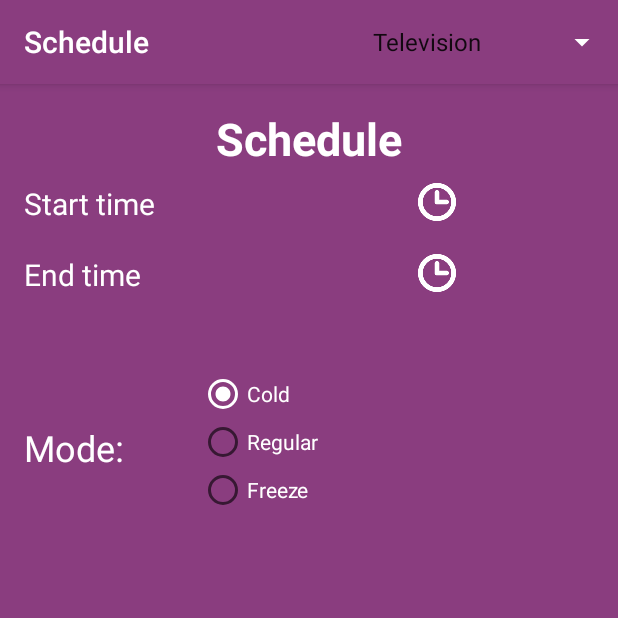
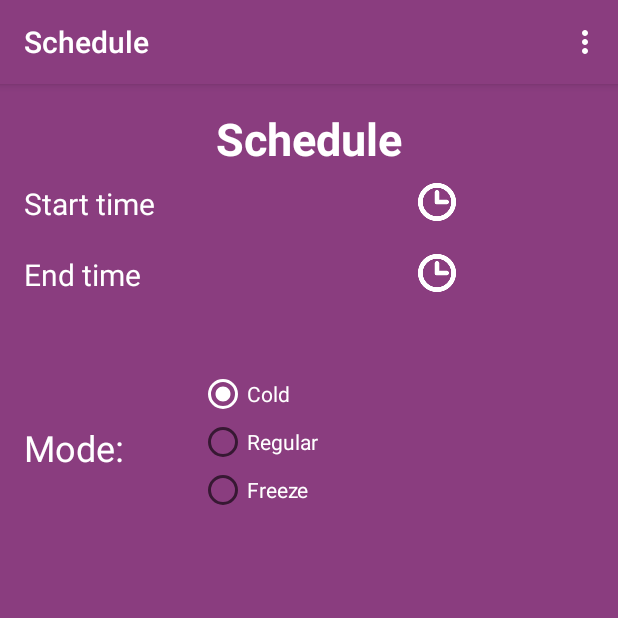
Before and after one commit to zosmak/uControl, an Android app: the activity_ac_schedule screen opened directly, with no data from a screen before it, on a phone screen of 412 x 824 dp, the top half of it. Run offline under Robolectric (Android 15) with nearby library versions, the phone set to English and light mode, and no system bars; network calls fail.

Commit message:
menu superior

```diff
--- a/UControlStudio/app/src/main/java/ucontrol/ucontrolstudio/activity_ac_schedule.java
+++ b/UControlStudio/app/src/main/java/ucontrol/ucontrolstudio/activity_ac_schedule.java
@@ -2,10 +2,12 @@ package ucontrol.ucontrolstudio;
 
 import android.app.DatePickerDialog;
 import android.app.TimePickerDialog;
+import android.content.Intent;
 import android.support.v4.view.MenuItemCompat;
 import android.support.v7.app.AppCompatActivity;
 import android.os.Bundle;
 import android.view.Menu;
+import android.view.MenuInflater;
 import android.view.MenuItem;
 import android.view.View;
 import android.widget.ArrayAdapter;
@@ -56,18 +58,52 @@ public class activity_ac_schedule extends AppCompatActivity {
 
     @Override
     public boolean onCreateOptionsMenu(Menu menu) {
-        getMenuInflater().inflate(R.menu.menu, menu);
-
-        MenuItem item = menu.findItem(R.id.spinner);
-        Spinner spinner = (Spinner) MenuItemCompat.getActionView(item);
-
-        ArrayAdapter<CharSequence> adapter = ArrayAdapter.createFromResource(this,
-                R.array.spinner_list_item_array, android.R.layout.simple_spinner_item);
-        adapter.setDropDownViewResource(android.R.layout.simple_spinner_dropdown_item);
-
-        spinner.setAdapter(adapter);
+        MenuInflater inflater = this.getMenuInflater();
+        inflater.inflate(R.menu.menu, menu);
         return true;
     }
+
+    // opções do canto sup. direito
+    @Override
+    public boolean onOptionsItemSelected(MenuItem item) {
+        int id = item.getItemId();
+
+        if(id == R.id.action_tv){
+            Intent intent = new Intent(this, activity_television.class);
+            this.startActivityForResult(intent, 1);
+        }
+        else if(id == R.id.action_illumination){
+            Intent intent = new Intent(this,activity_illumination.class);
+            this.startActivity(intent);
+        }
+        else if(id == R.id.action_ac) {
+            Intent intent = new Intent(this, activity_air_conditioner.class);
+            this.startActivity(intent);
+        }
+        else if(id == R.id.action_audio) {
+            Intent intent = new Intent(this, activity_audio.class);
+            this.startActivity(intent);
+        }
+        else if(id == R.id.action_blinds) {
+            Intent intent = new Intent(this, activity_blinds.class);
+            this.startActivity(intent);
+        }
+        else if(id == R.id.action_alarm) {
+            Intent intent = new Intent(this, activity_alarms.class);
+            this.startActivity(intent);
+        }
+        else if(id == R.id.action_doors) {
+            Intent intent = new Intent(this, activity_doors.class);
+            this.startActivity(intent);
+        }
+        else if(id == R.id.action_manage) {
+            Intent intent = new Intent(this, activity_manage.class);
+            this.startActivity(intent);
+        }
+
+        return super.onOptionsItemSelected(item);
+    }
+
 
     // time picker start
     public void timepickerStart(){
--- a/UControlStudio/app/src/main/res/menu/menu.xml
+++ b/UControlStudio/app/src/main/res/menu/menu.xml
@@ -1,12 +1,47 @@
 <?xml version="1.0" encoding="utf-8"?>
 <menu xmlns:android="http://schemas.android.com/apk/res/android"
-    xmlns:app="http://schemas.android.com/apk/res-auto">
+    xmlns:app="http://schemas.android.com/apk/res-auto"
+    >
         <item
-            android:id="@+id/spinner"
-            android:textColor="@android:color/white"
-            android:fontFamily="bariol"
-            android:title="ActionBar Spinner"
-            app:actionViewClass="android.widget.Spinner"
-            android:background="#ff00"
-            app:showAsAction="always" />
+            android:id="@+id/action_tv"
+            android:orderInCategory="100"
+            app:showAsAction="never"
+            android:title="Television"/>
+
+        <item
+            android:id="@+id/action_illumination"
+            android:orderInCategory="100"
+            app:showAsAction="never"
+            android:title="Illumination"/>
+        <item
+            android:id="@+id/action_ac"
+            android:orderInCategory="100"
+            app:showAsAction="never"
+            android:title="Air Conditioner"/>
+        <item
+            android:id="@+id/action_audio"
+            android:orderInCategory="100"
+            app:showAsAction="never"
+            android:title="Audio"/>
+        <item
+            android:id="@+id/action_blinds"
+            android:orderInCategory="100"
+            app:showAsAction="never"
+            android:title="Blinds"/>
+        <item
+            android:id="@+id/action_alarm"
+            android:orderInCategory="100"
+            app:showAsAction="never"
+            android:title="Alarm"/>
+        <item
+            android:id="@+id/action_doors"
+            android:orderInCategory="100"
+            app:showAsAction="never"
+            android:title="Doors"/>
+        <item
+            android:id="@+id/action_manage"
+            android:orderInCategory="100"
+            app:showAsAction="never"
+            android:title="Manage"/>
+
 </menu>
--- a/UControlStudio/app/src/main/res/values/arrays.xml
+++ /dev/null
@@ -1,13 +0,0 @@
-<?xml version="1.0" encoding="utf-8"?>
-<resources xmlns:android="http://schemas.android.com/tools">
-    <string-array name="spinner_list_item_array">
-        <item>Television</item>
-        <item>Ilumination</item>
-        <item>Air Conditioner</item>
-        <item>Audio</item>
-        <item>Blinds</item>
-        <item>Alarms</item>
-        <item>Doors</item>
-        <item>Manage</item>
-    </string-array>
-</resources>
```
Also changed, not shown: UControlStudio/app/src/main/java/ucontrol/ucontrolstudio/activity_air_conditioner.java (+44 -12 lines), UControlStudio/app/src/main/java/ucontrol/ucontrolstudio/activity_alarms.java (+42 -8 lines), UControlStudio/app/src/main/java/ucontrol/ucontrolstudio/activity_audio.java (+45 -12 lines), UControlStudio/app/src/main/java/ucontrol/ucontrolstudio/activity_blinds.java (+45 -12 lines), UControlStudio/app/src/main/java/ucontrol/ucontrolstudio/activity_doors.java (+45 -12 lines), UControlStudio/app/src/main/java/ucontrol/ucontrolstudio/activity_illumination.java (+45 -10 lines), UControlStudio/app/src/main/java/ucontrol/ucontrolstudio/activity_television.java (+44 -12 lines), UControlStudio/app/src/main/java/ucontrol/ucontrolstudio/activity_tv_recordings.java (+44 -10 lines).
